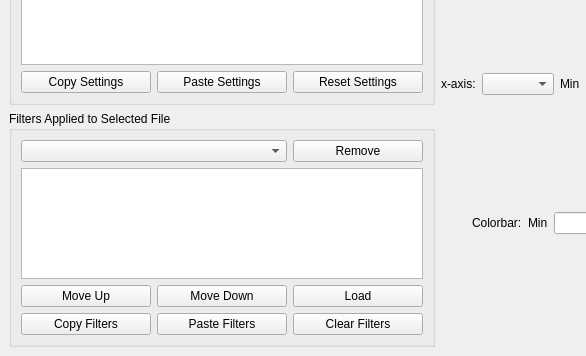
Before: the Qt Designer form qcodesplusplus/plotting/offline/design.ui in qcodespp/qcodespp, drawn with Qt 5; both pictures show x 0 to 586 and y 344 to 700 of the 1445 by 700 pixel window.
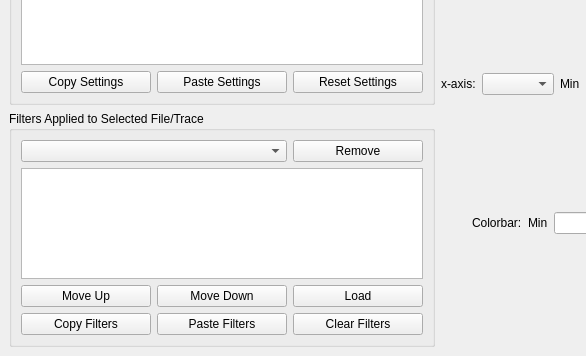
After: the same form once the commit is applied.

Commit message: IG: 1D pane is now a sidebar. Rename a bunch of things, also to make the distinction between 'traces' (1D) and 'cuts' (linecuts of 2D data)

Diff of the .ui file:
```diff
--- a/qcodesplusplus/plotting/offline/design.ui
+++ b/qcodesplusplus/plotting/offline/design.ui
@@ -297,7 +297,7 @@
          </sizepolicy>
         </property>
         <property name="title">
-         <string>Filters Applied to Selected File</string>
+         <string>Filters Applied to Selected File/Trace</string>
         </property>
         <layout class="QGridLayout" name="gridLayout_6">
          <item row="0" column="0">
```
Left out of the diff: 7 changed lines with no effect on the pictures. The commit also changes 6 other files.
